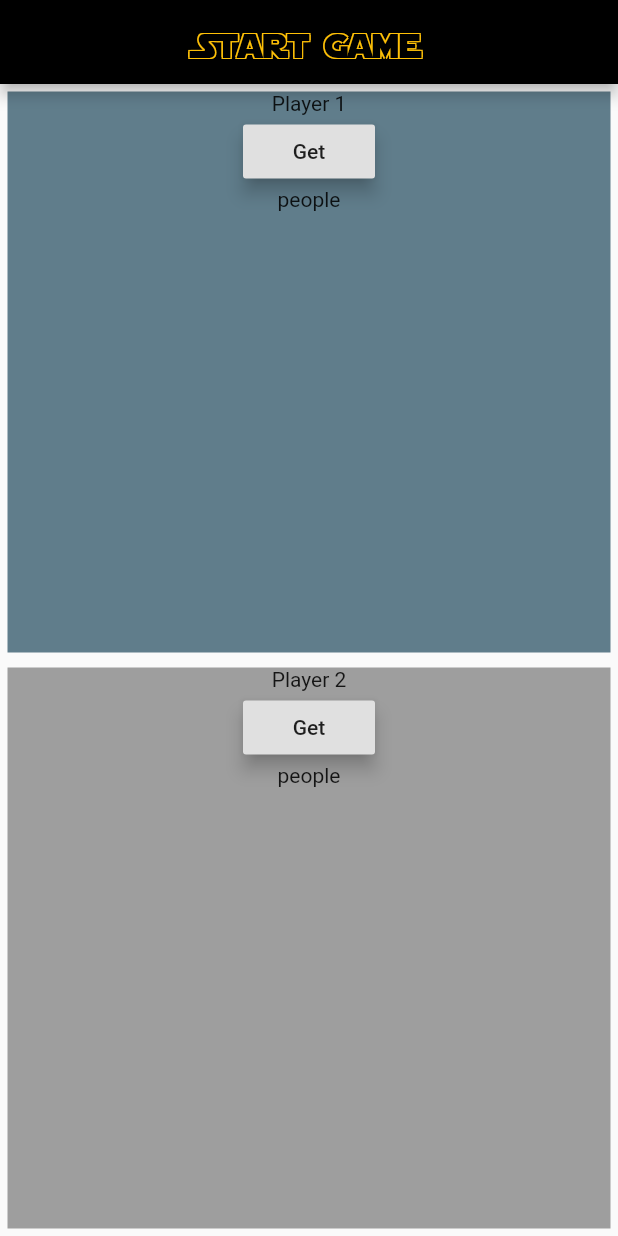
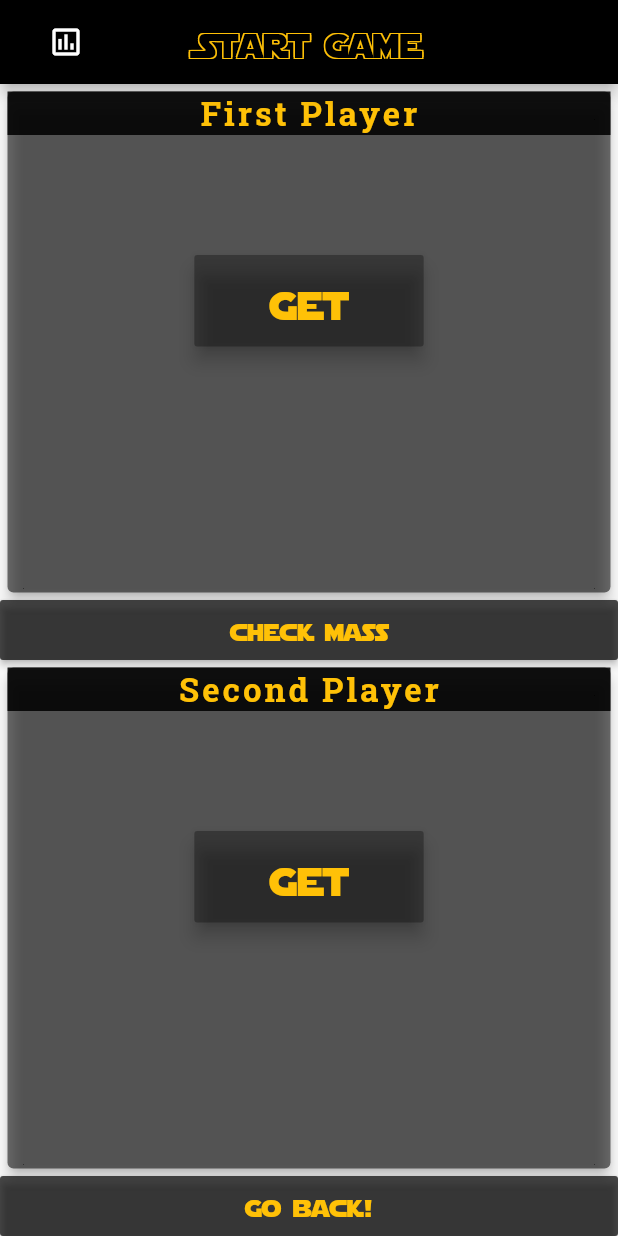
Before and after one commit to dmitry-bdg/star-wars-game, a Flutter app: the screen it shows after launch, after a tap on "people", on a phone screen of 412 x 824 dp. Run offline on Flutter 3.47's test engine with Material 2 defaults, Android fonts, the phone set to English and light mode, and no system bars; our stand-ins replace dio, google_fonts.

Commit message:
feat: fix api, add widget for home & game page, add alarmDialog.

```diff
--- a/lib/UI/screen/game_page.dart
+++ b/lib/UI/screen/game_page.dart
@@ -2,12 +2,18 @@ import 'package:flutter/material.dart';
 import 'package:provider/provider.dart';
 import 'package:star_wars_game/UI/widget/go_back_button.dart';
 import 'package:star_wars_game/UI/widget/logo_AppBar.dart';
+import 'package:star_wars_game/UI/widget/people_cards.dart';
+import 'package:star_wars_game/UI/widget/starship_cards.dart';
+import 'package:star_wars_game/UI/widget/submit_button.dart';
 import 'package:star_wars_game/models/star_wars_game.dart';
 
 class GamePage extends StatelessWidget {
 
+
   @override
   Widget build(BuildContext context) {
+    final watchState = context.watch<StarWarsGame>();
+
     return Scaffold(
       appBar: AppBar(
         automaticallyImplyLeading: false,
@@ -18,49 +24,15 @@ class GamePage extends StatelessWidget {
       body: Container(
         child: Column(
           mainAxisAlignment: MainAxisAlignment.spaceBetween,
-          children: [
-            Flexible(
-              child: Container(
-                margin: const EdgeInsets.all(5),
-                width: double.infinity,
-                color: Colors.blueGrey,
-                child: Column(
-                  children: [
-                    Text('Player 1'),
-                    RaisedButton(
-                      elevation: 5,
-                      onPressed: () {
-                        print(context.read<StarWarsGame>().getGameState);
-                      },
-                      child: Text('Get'),
-                    ),
-                    Text(context.watch<StarWarsGame>().getGameType),
-                  ],
-                ),
-              ),
-            ),
-            Flexible(
-              child: Container(
-                margin: const EdgeInsets.all(5),
-                width: double.infinity,
-                color: Colors.grey,
-                child: Column(
-                  children: [
-                    Text('Player 2'),
-                    RaisedButton(
-                      animationDuration: Duration(seconds: 1),
-                      elevation: 5,
-                      onPressed: () {
-                        print(context.read<StarWarsGame>().getGameState);
-                      }, // !
-                      child: Text('Get'),
-                    ),
-                    Text(context.watch<StarWarsGame>().getGameType),
-                  ],
-                ),
-              ),
-            ),
-            // GoBackButton(),
+          children: <Widget>[
+            watchState.getGameType == 'people'
+                ? PeopleCard(player: 'player1')
+                : StarShipsCard(player: 'player1'),
+            SubmitButton(type: watchState.getGameType,),
+            watchState.getGameType == 'people'
+                ? PeopleCard(player: 'player2')
+                : StarShipsCard(player: 'player2'),
+            GoBackButton(),
           ],
         ),
       ),
--- a/lib/UI/widget/card_choose_game_type.dart
+++ b/lib/UI/widget/card_choose_game_type.dart
@@ -4,8 +4,8 @@ import 'game_button.dart';
 
 class CardGameType extends StatelessWidget {
   final String type;
-  final String _peopleImage = 'lib/assets/img/starWarsSaga.png';
-  final String _starShipImage = 'lib/assets/img/shipsBg.png';
+  final String _peopleImage = 'lib/assets/img/starWarsSaga.jpg';
+  final String _starShipImage = 'lib/assets/img/shipsBg.jpg';
 
   CardGameType({@required this.type});
 
--- a/lib/UI/widget/game_button.dart
+++ b/lib/UI/widget/game_button.dart
@@ -14,7 +14,7 @@ class GameButton extends StatelessWidget {
         horizontal: 80,
         vertical: 25,
       ),
-      color: Colors.black.withOpacity(.7),
+      color: Colors.black.withOpacity(.6),
       onPressed: () {
         context.read<StarWarsGame>().setGameType(type);
         Navigator.pushNamed(context, '/game');
--- a/lib/UI/widget/go_back_button.dart
+++ b/lib/UI/widget/go_back_button.dart
@@ -1,23 +1,25 @@
 import 'package:flutter/material.dart';
+import 'package:provider/provider.dart';
+import 'package:star_wars_game/models/star_wars_game.dart';
 
 class GoBackButton extends StatelessWidget {
   @override
   Widget build(BuildContext context) {
-    return RaisedButton(
-      padding: const EdgeInsets.symmetric(
-        vertical: 10,
-        horizontal: 151.7,
-      ),
-      elevation: 5,
+    return Container(
+      width: double.infinity,
+      height: 40,
+      child: RaisedButton(
         color: Colors.black.withOpacity(.7),
         onPressed: () {
           Navigator.pop(context);
+          context.read<StarWarsGame>().clearGameState();
         },
         child: Text('Go back!',
           style: TextStyle(
             color: Colors.amber,
             fontFamily: 'StarJedi',
-          fontSize: 20,
+            fontSize: 16,
+          ),
         ),
       ),
     );
--- a/lib/UI/widget/logo_AppBar.dart
+++ b/lib/UI/widget/logo_AppBar.dart
@@ -1,5 +1,4 @@
 import 'package:flutter/material.dart';
-import 'package:google_fonts/google_fonts.dart';
 
 class LogoAppBar extends StatelessWidget {
   final String titleData;
@@ -7,7 +6,16 @@ class LogoAppBar extends StatelessWidget {
 
   @override
   Widget build(BuildContext context) {
-    return Text(
+    return Row(
+      mainAxisSize: MainAxisSize.max,
+      children: [
+        FloatingActionButton(onPressed: () {},
+        child: Icon(Icons.assessment_outlined),
+            backgroundColor: Colors.black54,
+        ),
+        Container(
+          margin: const EdgeInsets.only(left: 60),
+          child: Text(
             '$titleData',
             style: TextStyle(
               fontFamily: 'StarJedi',
@@ -20,6 +28,9 @@ class LogoAppBar extends StatelessWidget {
                 Shadow(offset: Offset(-.8, .8), color: Colors.amber),
               ],
             ),
+          ),
+        ),
+      ],
     );
   }
 }
--- /dev/null
+++ b/lib/UI/widget/people_cards.dart
@@ -0,0 +1,38 @@
+import 'package:flutter/cupertino.dart';
+import 'package:flutter/material.dart';
+import 'package:provider/provider.dart';
+import 'package:star_wars_game/UI/widget/people_cards_button_get.dart';
+import 'package:star_wars_game/UI/widget/people_cards_info.dart';
+import 'package:star_wars_game/UI/widget/people_cards_title.dart';
+import 'package:star_wars_game/models/star_wars_game.dart';
+
+class PeopleCard extends StatelessWidget {
+  final String player;
+  PeopleCard({this.player});
+
+  @override
+  Widget build(BuildContext context) {
+    final watchState = context.watch<StarWarsGame>();
+    final isPlayer = player == 'player1' ? 'FirstPlayer' : 'SecondPlayer';
+
+    return Flexible(
+      child: Card(
+        color: Colors.black54,
+        elevation: 4,
+        margin: const EdgeInsets.all(5.0),
+        child: Column(
+          mainAxisAlignment: MainAxisAlignment.start,
+          children: [
+            PeopleCardTitle(player: player,),
+            Visibility(
+              visible: !watchState.getGameState['is${isPlayer}Get'],
+                child: PeopleCardButton(player: player,)),
+            Visibility(
+              visible: watchState.getGameState['is${isPlayer}Get'],
+                child: PeopleCardInfo(player: player,)),
+          ],
+        ),
+      ),
+    );
+  }
+}
--- /dev/null
+++ b/lib/UI/widget/people_cards_button_get.dart
@@ -0,0 +1,58 @@
+import 'dart:async';
+import 'package:flutter/cupertino.dart';
+import 'package:flutter/material.dart';
+import 'package:provider/provider.dart';
+import 'package:star_wars_game/models/star_wars_game.dart';
+
+class PeopleCardButton extends StatelessWidget {
+  final String player;
+
+  PeopleCardButton({@required this.player});
+
+  @override
+  Widget build(BuildContext context) {
+    return Container(
+      margin: const EdgeInsets.only(top: 80),
+      child: RaisedButton(
+        elevation: 5,
+        // focusColor: Colors.white,
+        padding: const EdgeInsets.symmetric(
+          horizontal: 50,
+          vertical: 10,
+        ),
+        color: Colors.black.withOpacity(.3),
+        onPressed: () {
+          final readState = context.read<StarWarsGame>();
+
+          if (player == 'player1') {
+            readState.loadDataPlayer1();
+            readState.getGameState['isGameStart'] = true;
+            readState.getGameState['isFirstPlayerGet'] = true;
+          } else if (player == 'player2') {
+            readState.loadDataPlayer2();
+            readState.getGameState['isGameStart'] = true;
+            readState.getGameState['isSecondPlayerGet'] = true;
+          }
+
+          if (readState.getGameState['isFirstPlayerGet'] &&
+              readState.getGameState['isSecondPlayerGet']) {
+            readState.getGameState['isGameEnd'] = true;
+
+          }
+
+          // if (readState.getGameState['isGameEnd']) {
+          //
+          // }
+        },
+        child: Text(
+          'Get',
+          style: TextStyle(
+            color: Colors.amber,
+            fontFamily: 'StarJedi',
+            fontSize: 26,
+          ),
+        ),
+      ),
+    );
+  }
+}
--- /dev/null
+++ b/lib/UI/widget/people_cards_title.dart
@@ -0,0 +1,32 @@
+import 'package:flutter/material.dart';
+import 'package:flutter/rendering.dart';
+
+class PeopleCardTitle extends StatelessWidget {
+  final String player;
+
+  PeopleCardTitle({@required this.player});
+
+  @override
+  Widget build(BuildContext context) {
+    final titlePlayer = player == 'player1' ? 'First Player' : 'Second Player';
+    return Container(
+      width: double.infinity,
+      child: Container(
+        decoration: BoxDecoration(
+          color: Colors.black87,
+        ),
+        child: Center(
+          child: Text(
+            titlePlayer,
+            style: TextStyle(
+              letterSpacing: 2,
+              color: Colors.amber,
+              fontSize: 22,
+              fontWeight: FontWeight.bold,
+            ),
+          ),
+        ),
+      ),
+    );
+  }
+}
--- /dev/null
+++ b/lib/UI/widget/submit_button.dart
@@ -0,0 +1,55 @@
+import 'package:flutter/material.dart';
+import 'package:provider/provider.dart';
+import 'package:star_wars_game/models/star_wars_game.dart';
+
+class SubmitButton extends StatelessWidget {
+  final String type;
+
+  SubmitButton({@required this.type});
+
+  @override
+  Widget build(BuildContext context) {
+    return Container(
+      width: double.infinity,
+      height: 40,
+      child: RaisedButton(
+        color: Colors.black.withOpacity(.7),
+        onPressed: () =>
+            showDialog(context: context, builder: (context) => ResultWidget()),
+
+        child: Text(
+          'check ${type == 'people' ? 'mass' : 'length'}',
+          style: TextStyle(
+            color: Colors.amber,
+            fontFamily: 'StarJedi',
+            fontSize: 16,
+          ),
+        ),
+      ),
+    );
+  }
+}
+
+class ResultWidget extends StatelessWidget {
+  @override
+  Widget build(BuildContext context) {
+    final watchState = context.watch<StarWarsGame>();
+    final type = watchState.getGameType;
+    print(type);
+
+    return AlertDialog(
+      title: Text('Winner is:'),
+      content: Text(
+          '${type == 'people' ? watchState.getPeopleWinner() : watchState.getStarShipsWinner()}. Congrats!'),
+      actions: [
+        FlatButton(
+          onPressed: () {
+            Navigator.pushNamed(context, '/');
+            watchState.clearGameState();
+          },
+          child: Text('Cancel'),
+        ),
+      ],
+    );
+  }
+}
--- a/lib/main.dart
+++ b/lib/main.dart
@@ -25,7 +25,7 @@ class StarWarsRandom extends StatelessWidget {
         theme: ThemeData(
           primarySwatch: Colors.blueGrey,
           backgroundColor: Colors.white,
-          textTheme: GoogleFonts.aBeeZeeTextTheme(
+          textTheme: GoogleFonts.robotoSlabTextTheme(
             Theme.of(context).textTheme,
           ),
         ),
--- a/lib/resources/starwars_api_provider.dart
+++ b/lib/resources/starwars_api.dart
@@ -5,8 +5,8 @@ import 'package:star_wars_game/models/starships.dart';
 
 class StarWarsApi {
   final _dio = Dio();
-  People people;
-  StarShips ships;
+  // People people;
+  // StarShips ships;
   String type;
   num id;
 
@@ -25,29 +25,29 @@ class StarWarsApi {
         _validStarShipsId[_randomStarShipsId];
   }
 
-  Future get getData async {
-    if (type == 'people') {
+
+  Future<People> getPeopleData(String type) async {
     try {
       Uri _url = _getURl(type, id);
       print(_url);
       Response response = await _dio.get(_url.toString());
       People result = People.parseJson(response.data);
-        people = result;
-        return people;
+      return result;
     } on Exception catch (e) {
       print(e);
     }
-    } else if (type == 'starships') {
+    return null;
+  }
+
+  Future<StarShips> getStarShipsData(String type) async {
       try {
         Uri _url = _getURl(type, id);
         print(_url);
         Response response = await _dio.get(_url.toString());
         StarShips result = StarShips.parseJson(response.data);
-        ships = result;
-        return ships;
+        return result;
       } on Exception catch (err) {
         print(err.toString());
-      }
       }
     return null;
   }
```
Also changed, not shown: lib/UI/widget/people_cards_info.dart (added, +71 -0 lines), lib/UI/widget/starship_cards.dart (added, +37 -0 lines), lib/UI/widget/starship_cards_button_get.dart (added, +49 -0 lines), lib/UI/widget/starship_cards_info.dart (added, +74 -0 lines), lib/UI/widget/starship_cards_title.dart (added, +32 -0 lines), lib/UI/screen/result_screen.dart (deleted), lib/UI/widget/hero_card.dart (deleted), lib/UI/widget/starship_card.dart (deleted). Lines whose indentation alone changed are shown as unchanged.
